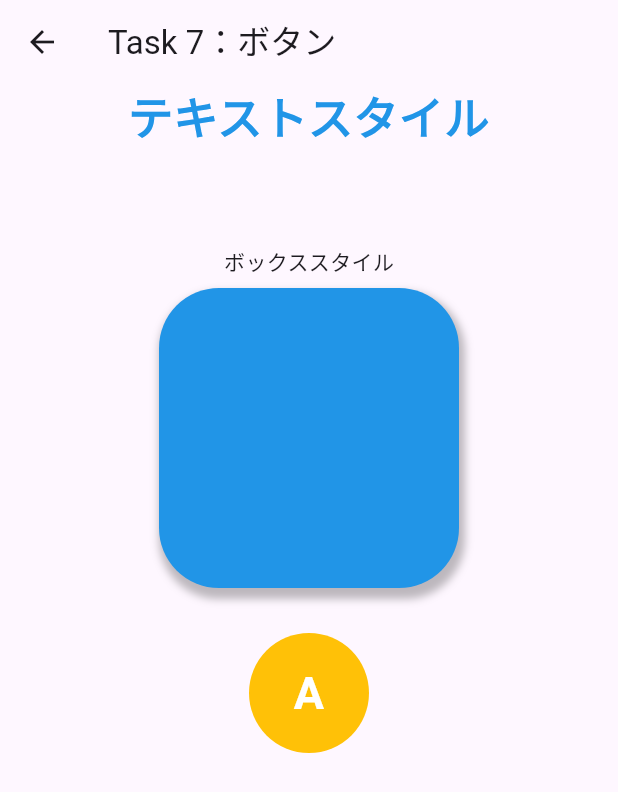
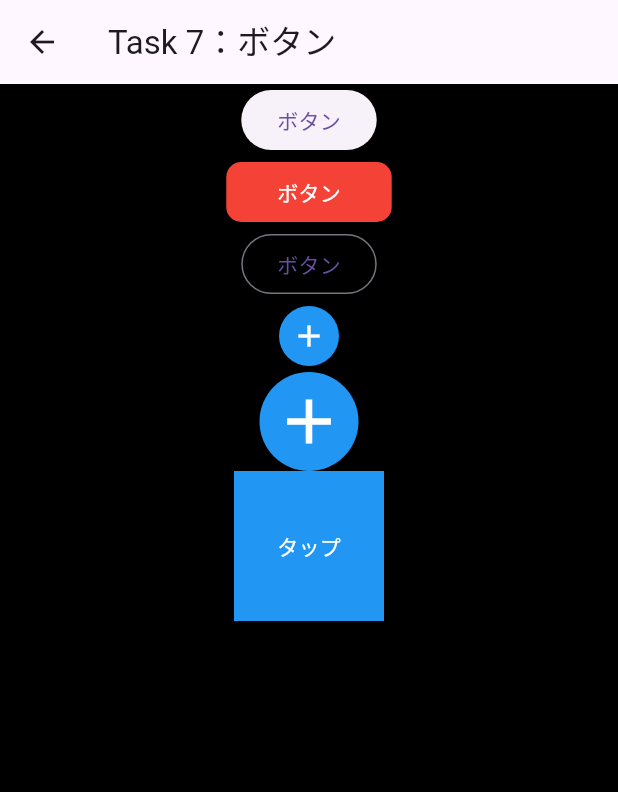
Before and after one commit to kurogoma-flutter/flutter_beginner_learning, a Flutter app: the screen it shows after launch, after a tap on an icon or button, on a phone screen of 412 x 824 dp. Shown: the top 792 px of the screen. Run offline on Flutter 3.47's test engine with Material 2 defaults, Android fonts, the phone set to English and light mode, and no system bars; our stand-ins replace go_router; network calls fail; Roboto replaces fonts that are missing (Yusei_Magic).

Commit message:
学習後

```diff
--- a/lib/05_style/explain.dart
+++ b/lib/05_style/explain.dart
@@ -16,8 +16,9 @@ class Task5 extends StatelessWidget {
               height: 100,
               width: double.infinity,
               child: Text(
-                'テキストスタイル',
+                'テキストスタイルテキストスタイルテキストスタイルテキストスタイルテキストスタイル',
                 textAlign: TextAlign.center,
+                overflow: TextOverflow.ellipsis,
                 style: TextStyle(
                   fontSize: 30,
                   fontWeight: FontWeight.bold,
@@ -35,7 +36,7 @@ class Task5 extends StatelessWidget {
               decoration: const BoxDecoration(
                 color: Color.fromARGB(255, 33, 149, 231),
                 borderRadius: BorderRadius.all(
-                  Radius.circular(40),
+                  Radius.circular(20),
                 ),
                 boxShadow: [
                   BoxShadow(
--- a/lib/06_image/explain.dart
+++ b/lib/06_image/explain.dart
@@ -46,12 +46,6 @@ class Task6 extends StatelessWidget {
                   ),
                 ),
                 const SizedBox(height: 30),
-                const CircleAvatar(
-                  maxRadius: 75,
-                  backgroundImage: NetworkImage(
-                    'https://user-images.githubusercontent.com/67848399/187871137-5bcf7fd7-b917-4f85-8095-18df6e75bbb6.png',
-                  ),
-                ),
               ],
             ),
           ),
--- a/lib/07_button/explain.dart
+++ b/lib/07_button/explain.dart
@@ -6,61 +6,92 @@ class Task7 extends StatelessWidget {
   @override
   Widget build(BuildContext context) {
     return Scaffold(
+      backgroundColor: Colors.black,
       appBar: AppBar(
         title: const Text('Task 7：ボタン'),
       ),
       body: SingleChildScrollView(
+        child: SizedBox(
+          width: MediaQuery.of(context).size.width,
           child: Column(
+            mainAxisAlignment: MainAxisAlignment.spaceEvenly,
+            crossAxisAlignment: CrossAxisAlignment.center,
             children: [
-            const SizedBox(
-              height: 100,
-              width: double.infinity,
-              child: Text(
-                'テキストスタイル',
-                textAlign: TextAlign.center,
-                style: TextStyle(
-                  fontSize: 30,
-                  fontWeight: FontWeight.bold,
-                  color: Color.fromARGB(255, 33, 149, 231),
+              ElevatedButton(
+                onPressed: () {
+                  print('タップテスト');
+                },
+                child: const Text('ボタン'),
+              ),
+              ElevatedButton(
+                onPressed: () {
+                  print('タップテスト');
+                },
+                style: ElevatedButton.styleFrom(
+                  backgroundColor: Colors.red,
+                  shape: const RoundedRectangleBorder(
+                    borderRadius: BorderRadius.all(
+                      Radius.circular(10),
                     ),
                   ),
                 ),
-            const Padding(
-              padding: EdgeInsets.all(8.0),
-              child: Text('ボックススタイル'),
-            ),
-            Container(
-              width: 200,
-              height: 200,
-              decoration: const BoxDecoration(
-                color: Color.fromARGB(255, 33, 149, 231),
-                borderRadius: BorderRadius.all(
-                  Radius.circular(40),
-                ),
-                boxShadow: [
-                  BoxShadow(
-                    color: Colors.black26,
-                    spreadRadius: 2,
-                    blurRadius: 4,
-                    offset: Offset(2, 5),
-                  ),
-                ],
-              ),
-            ),
-            const SizedBox(height: 30),
-            const CircleAvatar(
-              maxRadius: 40,
-              backgroundColor: Colors.amber,
+                child: const Padding(
+                  padding: EdgeInsets.all(10.0),
                   child: Text(
-                'A',
+                    'ボタン',
                     style: TextStyle(
-                  fontSize: 30,
-                  fontWeight: FontWeight.bold,
                       color: Colors.white,
                     ),
                   ),
                 ),
+              ),
+              OutlinedButton(
+                onPressed: () {},
+                child: const Text('ボタン'),
+              ),
+              IconButton(
+                onPressed: () async {
+                  print('タップテスト');
+                },
+                icon: const Icon(
+                  Icons.add,
+                  color: Colors.white,
+                ),
+                style: IconButton.styleFrom(
+                  backgroundColor: Colors.blue,
+                ),
+              ),
+              IconButton(
+                onPressed: () async {
+                  print('タップテスト');
+                },
+                icon: const Icon(
+                  Icons.add,
+                  color: Colors.white,
+                  size: 50,
+                ),
+                style: IconButton.styleFrom(
+                  backgroundColor: Colors.blue,
+                ),
+              ),
+              GestureDetector(
+                onTap: () {},
+                child: Container(
+                  width: 100,
+                  height: 100,
+                  color: Colors.blue,
+                  child: const Center(
+                    child: Text(
+                      'タップ',
+                      style: TextStyle(
+                        color: Colors.white,
+                      ),
+                    ),
+                  ),
+                ),
+              )
             ],
+          ),
         ),
       ),
     );
```
Also changed, not shown: lib/01_app_base/explain.dart (+21 -0 lines), lib/02_widget_area/explain.dart (+3 -4 lines), lib/03_line_up/explain.dart (+10 -0 lines), lib/04_scroll/explain.dart (+18 -5 lines), lib/08_params/explain.dart (+56 -53 lines), lib/09_state/explain.dart (+41 -46 lines), lib/10_navigator/explain.dart (+11 -47 lines). Lines whose indentation alone changed are shown as unchanged.
